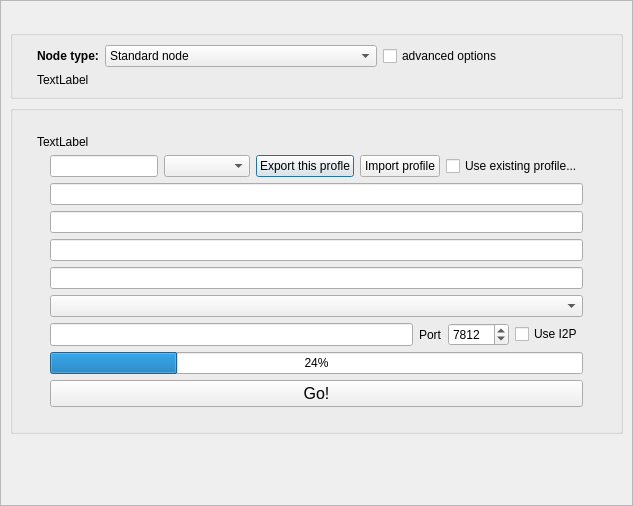
Old version of the form retroshare-gui/src/gui/GenCertDialog.ui in the repository RetroShare/RetroShare.
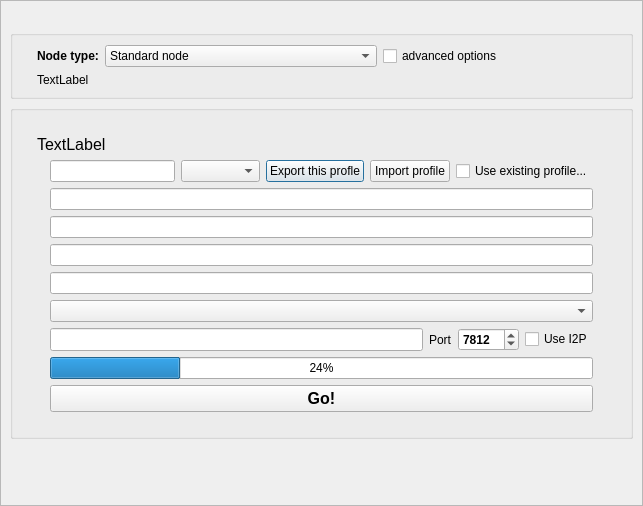
New version of the form. Icons and pictures are not drawn. Custom widgets are drawn as their Qt base class.

Diff of the .ui file:
```diff
--- a/retroshare-gui/src/gui/GenCertDialog.ui
+++ b/retroshare-gui/src/gui/GenCertDialog.ui
@@ -245,6 +245,12 @@
                <height>0</height>
               </size>
              </property>
+             <property name="font">
+              <font>
+               <weight>75</weight>
+               <bold>true</bold>
+              </font>
+             </property>
              <property name="toolTip">
               <string>&lt;html&gt;&lt;head/&gt;&lt;body&gt;&lt;p&gt;Put a strong password here. This password protects your private node key!&lt;/p&gt;&lt;/body&gt;&lt;/html&gt;</string>
              </property>
@@ -303,6 +309,12 @@
                <height>0</height>
               </size>
              </property>
+             <property name="font">
+              <font>
+               <weight>75</weight>
+               <bold>true</bold>
+              </font>
+             </property>
              <property name="toolTip">
               <string>&lt;html&gt;&lt;head/&gt;&lt;body&gt;&lt;p&gt;Your node name designates the Retroshare instance that&lt;/p&gt;&lt;p&gt;will run on this computer.&lt;/p&gt;&lt;/body&gt;&lt;/html&gt;</string>
              </property>
@@ -340,6 +352,12 @@
                  <height>32</height>
                 </size>
                </property>
+               <property name="font">
+                <font>
+                 <weight>75</weight>
+                 <bold>true</bold>
+                </font>
+               </property>
                <property name="toolTip">
                 <string>&lt;html&gt;&lt;head/&gt;&lt;body&gt;&lt;p&gt;The profile name identifies you over the network.&lt;/p&gt;&lt;p&gt;It is used by your friends to accept connections from you.&lt;/p&gt;&lt;p&gt;You can create multiple Retroshare nodes with the&lt;/p&gt;&lt;p&gt;same profile on different computers.&lt;/p&gt;&lt;p&gt;&lt;br/&gt;&lt;/p&gt;&lt;/body&gt;&lt;/html&gt;</string>
                </property>
@@ -359,6 +377,12 @@
                  <verstretch>0</verstretch>
                 </sizepolicy>
                </property>
+               <property name="font">
+                <font>
+                 <weight>75</weight>
+                 <bold>true</bold>
+                </font>
+               </property>
                <property name="toolTip">
                 <string>Your profile is associated with a PGP key pair. RetroShare currently ignores DSA keys.</string>
                </property>
@@ -417,6 +441,12 @@
                <verstretch>0</verstretch>
               </sizepolicy>
              </property>
+             <property name="font">
+              <font>
+               <weight>75</weight>
+               <bold>true</bold>
+              </font>
+             </property>
              <property name="toolTip">
               <string>&lt;html&gt;&lt;head/&gt;&lt;body&gt;&lt;p&gt;Put a strong password here. This password protects your private node key!&lt;/p&gt;&lt;/body&gt;&lt;/html&gt;</string>
              </property>
@@ -456,6 +486,12 @@
                  <height>32</height>
                 </size>
                </property>
+               <property name="font">
+                <font>
+                 <weight>75</weight>
+                 <bold>true</bold>
+                </font>
+               </property>
                <property name="toolTip">
                 <string>&lt;html&gt;&lt;head/&gt;&lt;body&gt;&lt;p&gt;This should be a Tor Onion address of the form: xa76giaf6ifda7ri63i263.onion &lt;br/&gt;or an I2P address in the form: [52 characters].b32.i2p &lt;/p&gt;&lt;p&gt;In order to get one, you must configure either Tor or I2P to create a new hidden service / server tunnel. &lt;/p&gt;&lt;p&gt;You can also leave this blank now, but your node will only work if you correctly set the Tor/I2P service address in Options-&amp;gt;Network-&amp;gt;Hidden Service configuration panel.&lt;/p&gt;&lt;/body&gt;&lt;/html&gt;</string>
                </property>
@@ -479,6 +515,12 @@
                  <verstretch>0</verstretch>
                 </sizepolicy>
                </property>
+               <property name="font">
+                <font>
+                 <weight>75</weight>
+                 <bold>true</bold>
+                </font>
+               </property>
                <property name="toolTip">
                 <string>&lt;html&gt;&lt;head/&gt;&lt;body&gt;&lt;p&gt;This is your connection port.&lt;/p&gt;&lt;p&gt;Any value between 1024 and 65535 &lt;/p&gt;&lt;p&gt;should be ok. You can change it later.&lt;/p&gt;&lt;/body&gt;&lt;/html&gt;</string>
                </property>
@@ -510,6 +552,12 @@
                <verstretch>0</verstretch>
               </sizepolicy>
              </property>
+             <property name="font">
+              <font>
+               <weight>75</weight>
+               <bold>true</bold>
+              </font>
+             </property>
              <property name="toolTip">
               <string>&lt;html&gt;&lt;head/&gt;&lt;body&gt;&lt;p&gt;Identities are used when you write in chat rooms, forums and channel comments. &lt;/p&gt;&lt;p&gt;They also receive/send email over the Retroshare network. You can create&lt;/p&gt;&lt;p&gt;a signed identity now, or do it later on when you get to need it.&lt;/p&gt;&lt;/body&gt;&lt;/html&gt;</string>
              </property>
@@ -532,6 +580,8 @@
              <property name="font">
               <font>
                <pointsize>12</pointsize>
+               <weight>75</weight>
+               <bold>true</bold>
               </font>
              </property>
              <property name="styleSheet">
@@ -721,7 +771,12 @@
           </layout>
          </item>
          <item row="0" column="0">
-          <widget class="QLabel" name="info_label">
+          <widget class="QLabel" name="info_Label">
+           <property name="font">
+            <font>
+             <pointsize>12</pointsize>
+            </font>
+           </property>
            <property name="text">
             <string>TextLabel</string>
            </property>
@@ -751,6 +806,13 @@
    </item>
   </layout>
  </widget>
+ <customwidgets>
+  <customwidget>
+   <class>RSComboBox</class>
+   <extends>QComboBox</extends>
+   <header>gui/common/RSComboBox.h</header>
+  </customwidget>
+ </customwidgets>
  <tabstops>
   <tabstop>name_input</tabstop>
   <tabstop>node_input</tabstop>
```
Left out of the diff: 6 changed lines with no effect on the pictures.
